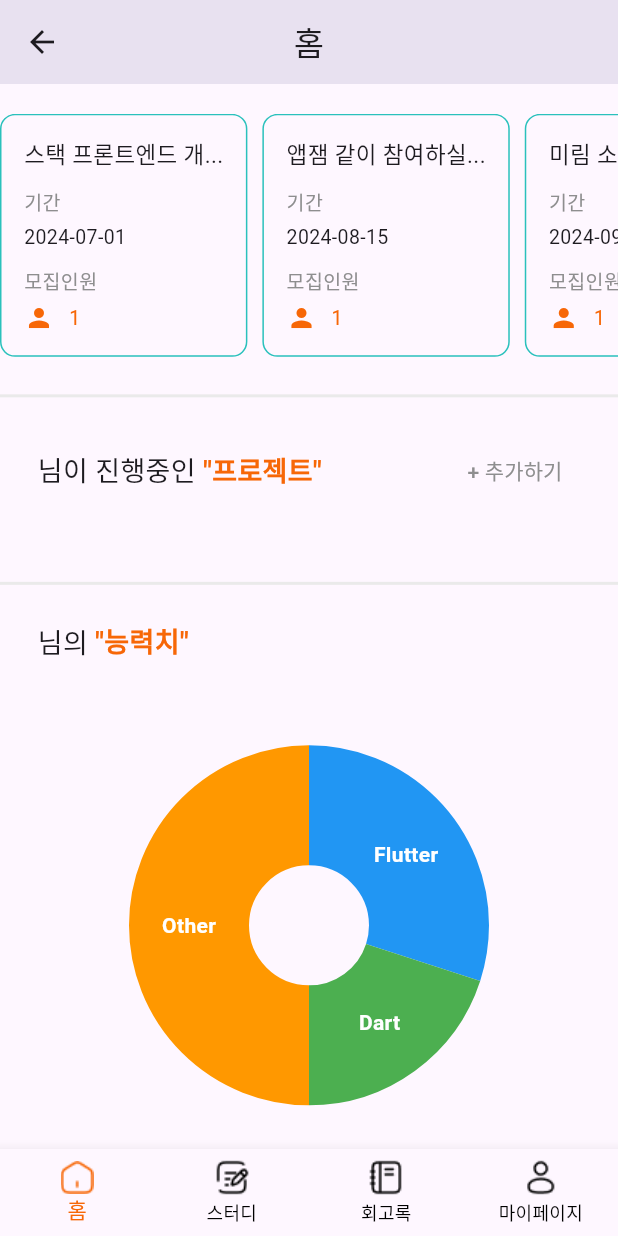
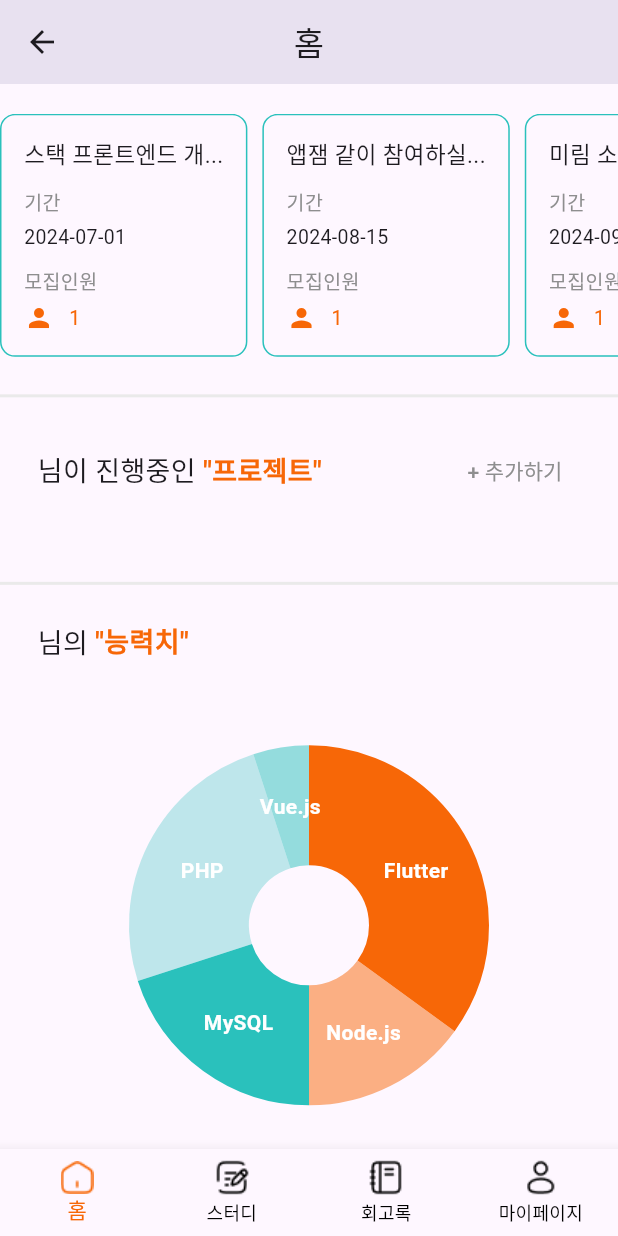
Before and after one commit to DreamOrReality/Dream-Or-Reality-Flutter, a Flutter app: the HomeScreen screen opened directly, scrolled down 200 dp, on a phone screen of 412 x 824 dp. Run offline on Flutter 3.47's test engine with Material 3 defaults, Android fonts, the phone set to English and light mode, and no system bars; drawn by our look-alikes of fl_chart; our stand-ins replace shared_preferences, table_calendar; accounts and stored records are empty.

Commit message:
style. 파이차트 스타일링

```diff
--- a/lib/screens/home_screen.dart
+++ b/lib/screens/home_screen.dart
@@ -399,25 +399,41 @@ Widget buildAbilityTitle(BuildContext context, String username) {
 Widget buildPieChart() {
   List<PieChartSectionData> pieChartSections = [
     PieChartSectionData(
-      color: Colors.blue,
-      value: 30,
+      color: primaryColor,
+      value: 35,
       title: 'Flutter',
       radius: 80,
       titleStyle: TextStyle(
           fontSize: 14, fontWeight: FontWeight.bold, color: Colors.white),
     ),
     PieChartSectionData(
-      color: Colors.green,
-      value: 20,
-      title: 'Dart',
+      color: primaryColor.withOpacity(0.5),
+      value: 15,
+      title: 'Node.js',
       radius: 80,
       titleStyle: TextStyle(
           fontSize: 14, fontWeight: FontWeight.bold, color: Colors.white),
     ),
     PieChartSectionData(
-      color: Colors.orange,
-      value: 50,
-      title: 'Other',
+      color: secondaryColor,
+      value: 20,
+      title: 'MySQL',
+      radius: 80,
+      titleStyle: TextStyle(
+          fontSize: 14, fontWeight: FontWeight.bold, color: Colors.white),
+    ),
+    PieChartSectionData(
+      color: secondaryColor.withOpacity(0.3),
+      value: 25,
+      title: 'PHP',
+      radius: 80,
+      titleStyle: TextStyle(
+          fontSize: 14, fontWeight: FontWeight.bold, color: Colors.white),
+    ),
+    PieChartSectionData(
+      color: secondaryColor.withOpacity(0.5),
+      value: 5,
+      title: 'Vue.js',
       radius: 80,
       titleStyle: TextStyle(
           fontSize: 14, fontWeight: FontWeight.bold, color: Colors.white),
```
